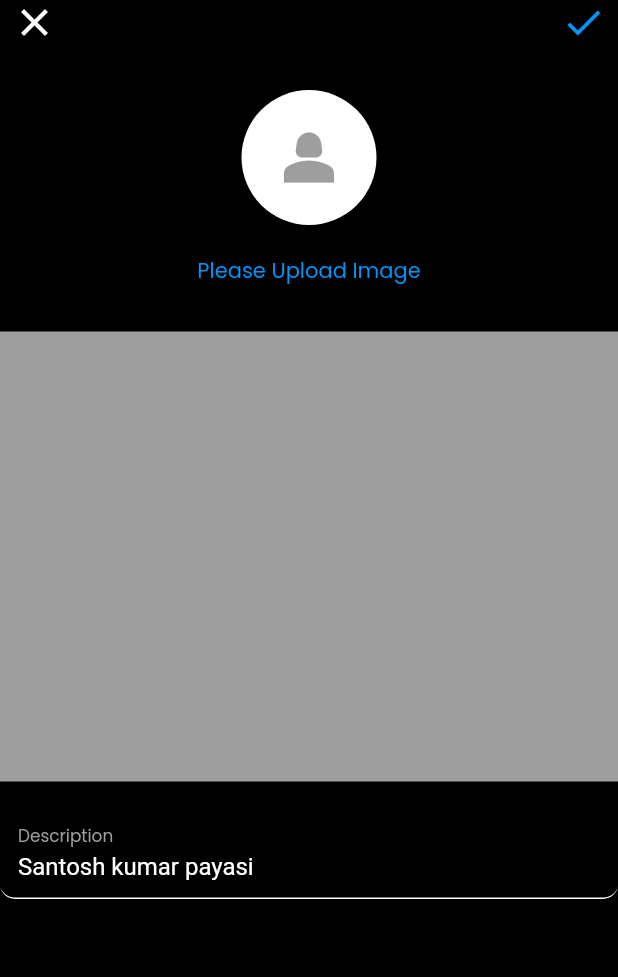
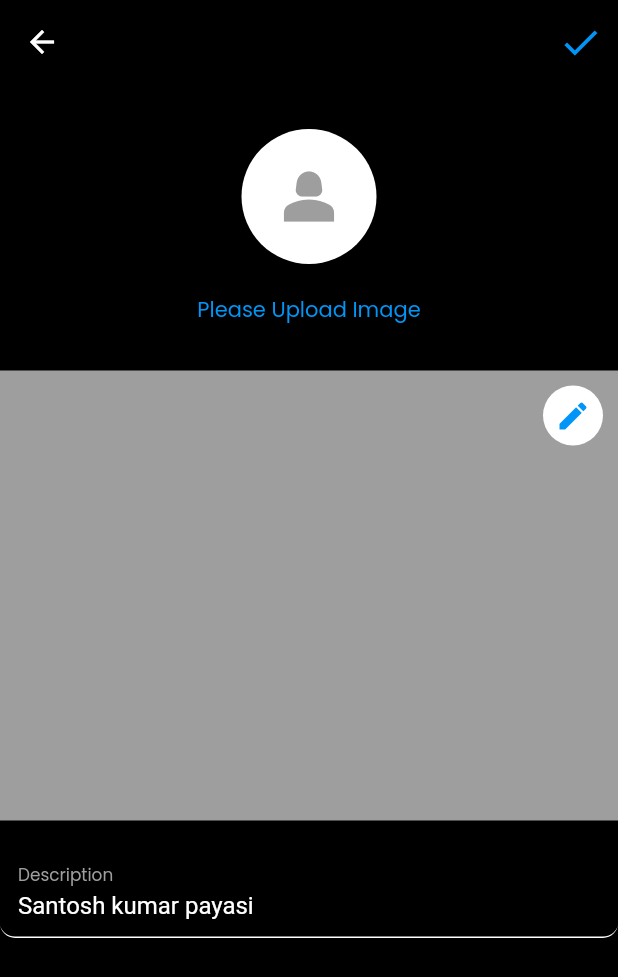
Before and after one commit to SantoshPayasi/instagram_clone, a Flutter app: the EditPostScreen screen opened directly, on a phone screen of 412 x 824 dp. Shown: the top 977 px of the screen. Run offline on Flutter 3.47's test engine with Material 2 defaults, Android fonts, the phone set to English and light mode, and no system bars; our stand-ins replace firebase_core, flutter_svg, font_awesome_flutter, google_fonts, lottie; accounts and stored records are empty.

Commit message:
Routing is completed

```diff
--- a/lib/constInfo.dart
+++ b/lib/constInfo.dart
@@ -20,3 +20,13 @@ Widget widthBox(double width) {
 Widget heightBox(double height) {
   return SizedBox(height: height);
 }
+
+
+class PageRoutes{
+  static const editProfileScreen = "editProfileScreen";
+  static const editPostScreen = "editPostScreen";
+  static const profileScreen = "profileScreen";
+  static const commentScreen = "commentScreen";
+  static const signInScreen = "signInScreen";
+  static const signUpScreen = "signUpScreen";
+}
--- a/lib/features/presentation/pages/Home/Home_screen.dart
+++ b/lib/features/presentation/pages/Home/Home_screen.dart
@@ -6,7 +6,6 @@ import 'package:instagram_clone/constInfo.dart';
 import "package:flutter_svg/flutter_svg.dart";
 import "dart:math";
 import 'package:instagram_clone/features/presentation/pages/Home/comment_screen.dart';
-import 'package:instagram_clone/features/presentation/pages/Home/editPostScreen.dart';
 
 class HomeScreen extends StatelessWidget {
   const HomeScreen({super.key});
@@ -171,10 +170,7 @@ class HomeScreen extends StatelessWidget {
                     GestureDetector(
                       onTap: () {
                         Navigator.of(context).pop();
-                        Navigator.push(
-                            context,
-                            MaterialPageRoute(
-                                builder: (context) => const EditPostScreen()));
+                        Navigator.pushNamed(context, PageRoutes.editPostScreen);
                       },
                       child: Container(
                           padding: const EdgeInsets.only(left: 10),
--- a/lib/features/presentation/pages/Home/editPostScreen.dart
+++ b/lib/features/presentation/pages/Home/editPostScreen.dart
@@ -14,31 +14,38 @@ class EditPostScreen extends StatelessWidget {
 
     return Scaffold(
       backgroundColor: DesignColors.backgroundColor,
-      body: SafeArea(
-        child: Column(
-          children: [
+      appBar: AppBar(backgroundColor: DesignColors.backgroundColor, actions: [
         Padding(
-              padding: const EdgeInsets.symmetric(horizontal: 8.0),
-              child: Row(
-                mainAxisAlignment: MainAxisAlignment.spaceBetween,
-                children: [
-                  GestureDetector(
-                      onTap: () {
-                        Navigator.pop(context);
-                      },
-                      child: const Icon(
-                        Icons.clear_outlined,
-                        size: 30,
-                      )),
-                  GestureDetector(
+          padding: const EdgeInsets.only(right: 10),
+          child: GestureDetector(
               child: const Icon(
             Icons.check,
             color: DesignColors.blueColor,
             size: 30,
-                  ))
-                ],
-              ),
-            ),
+          )),
+        )
+      ]),
+      body: SafeArea(
+        child: SingleChildScrollView(
+          child: Column(
+            children: [
+              // Padding(
+              //   padding: const EdgeInsets.symmetric(horizontal: 8.0),
+              //   child: Row(
+              //     mainAxisAlignment: MainAxisAlignment.spaceBetween,
+              //     children: [
+              //       GestureDetector(
+              //           onTap: () {
+              //             Navigator.pop(context);
+              //           },
+              //           child: const Icon(
+              //             Icons.clear_outlined,
+              //             size: 30,
+              //           )),
+
+              //     ],
+              //   ),
+              // ),
               Container(
                   padding: const EdgeInsets.symmetric(vertical: 30),
                   child: Column(
@@ -60,18 +67,28 @@ class EditPostScreen extends StatelessWidget {
                       ),
                     ],
                   )),
+              Stack(
+                children: [
                   Container(
                     height: 300,
                     width: MediaQuery.of(context).size.width,
                     decoration:
                         const BoxDecoration(color: DesignColors.secondryColor),
                   ),
-            heightBox(20),
-            Expanded(
-              child: EditProfileForm(
-                  controller: description, lable: "Description"),
+                  const Positioned(
+                    top: 10,
+                    right: 10,
+                    child: CircleAvatar(
+                      backgroundColor: DesignColors.primaryColor,
+                      child: Icon(Icons.edit, color: DesignColors.blueColor),
+                    ),
                   )
                 ],
+              ),
+              heightBox(20),
+              EditProfileForm(controller: description, lable: "Description"),
+            ],
+          ),
         ),
       ),
     );
--- a/lib/features/presentation/pages/credentialpages/signUp_page.dart
+++ b/lib/features/presentation/pages/credentialpages/signUp_page.dart
@@ -106,10 +106,8 @@ class _SignupPageState extends State<SignupPage> {
             BootomNavigationWidget(
               lable: "Already have any account?",
               navigationFunction: () {
-                Navigator.pushAndRemoveUntil(
-                    context,
-                    MaterialPageRoute(builder: (context) => const SigninPage()),
-                    (route) => false);
+                Navigator.pushNamedAndRemoveUntil(
+                    context, PageRoutes.signInScreen, (route) => false);
               },
               navigationTitle: "SignIn Now",
             )
--- a/pubspec.yaml
+++ b/pubspec.yaml
@@ -33,6 +33,7 @@ dependencies:
     sdk: flutter
   font_awesome_flutter: ^10.6.0
   google_fonts: ^6.1.0
+  lottie: ^2.6.0
 
 dev_dependencies:
   firebase_auth: ^4.12.0
```
Also changed, not shown: lib/features/presentation/pages/Profile/profile_screen.dart (+3 -6 lines), lib/features/presentation/pages/credentialpages/signIn_page.dart (+2 -5 lines), lib/features/presentation/pages/main/main_screen.dart (+14 -9 lines), lib/main.dart (+7 -1 lines), lib/route_controller.dart (added, +67 -0 lines), pubspec.lock. Lines whose indentation alone changed are shown as unchanged.
